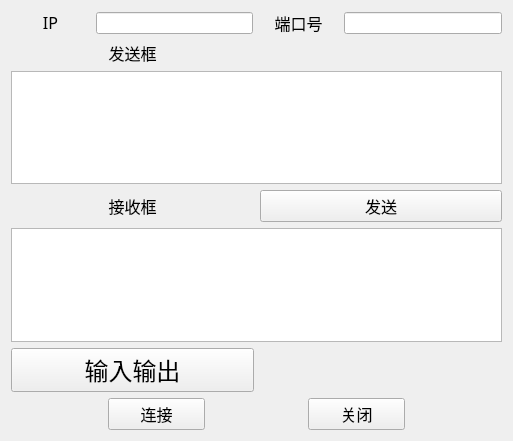
First picture: the form in widget.ui, repository duanyifei777/TCPClint, before the edit.
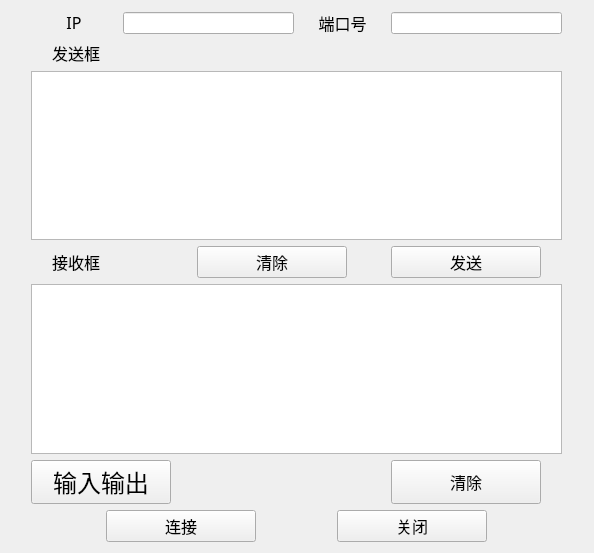
Second picture: the form after the edit.

Diff of the .ui file:
```diff
--- a/widget.ui
+++ b/widget.ui
@@ -6,15 +6,15 @@
    <rect>
     <x>0</x>
     <y>0</y>
-    <width>503</width>
-    <height>441</height>
+    <width>594</width>
+    <height>553</height>
    </rect>
   </property>
   <property name="windowTitle">
    <string>Widget</string>
   </property>
   <layout class="QGridLayout" name="gridLayout">
-   <item row="0" column="0" colspan="2">
+   <item row="0" column="0" colspan="3">
     <layout class="QHBoxLayout" name="horizontalLayout_2" stretch="1,2,1,2">
      <item>
       <widget class="QLabel" name="label">
@@ -50,24 +50,20 @@
      </item>
     </layout>
    </item>
-   <item row="1" column="0">
-    <widget class="QLabel" name="label_3">
-     <property name="font">
-      <font>
-       <family>微软雅黑</family>
-       <pointsize>12</pointsize>
-      </font>
+   <item row="5" column="2">
+    <widget class="QPushButton" name="clearrecButton">
+     <property name="minimumSize">
+      <size>
+       <width>150</width>
+       <height>0</height>
+      </size>
      </property>
-     <property name="text">
-      <string>&lt;html&gt;&lt;head/&gt;&lt;body&gt;&lt;p align=&quot;center&quot;&gt;发送框&lt;/p&gt;&lt;/body&gt;&lt;/html&gt;</string>
+     <property name="maximumSize">
+      <size>
+       <width>150</width>
+       <height>150</height>
+      </size>
      </property>
-    </widget>
-   </item>
-   <item row="2" column="0" colspan="2">
-    <widget class="QPlainTextEdit" name="sendTextEdit"/>
-   </item>
-   <item row="3" column="0">
-    <widget class="QLabel" name="label_4">
      <property name="font">
       <font>
        <family>微软雅黑</family>
@@ -75,12 +71,24 @@
       </font>
      </property>
      <property name="text">
-      <string>&lt;html&gt;&lt;head/&gt;&lt;body&gt;&lt;p align=&quot;center&quot;&gt;接收框&lt;/p&gt;&lt;/body&gt;&lt;/html&gt;</string>
+      <string>清除</string>
      </property>
     </widget>
    </item>
-   <item row="3" column="1">
+   <item row="3" column="2">
     <widget class="QPushButton" name="sendButton">
+     <property name="minimumSize">
+      <size>
+       <width>150</width>
+       <height>0</height>
+      </size>
+     </property>
+     <property name="maximumSize">
+      <size>
+       <width>150</width>
+       <height>150</height>
+      </size>
+     </property>
      <property name="font">
       <font>
        <family>微软雅黑</family>
@@ -92,31 +100,8 @@
      </property>
     </widget>
    </item>
-   <item row="4" column="0" colspan="2">
-    <widget class="QPlainTextEdit" name="receiveTextEdit">
-     <property name="minimumSize">
-      <size>
-       <width>491</width>
-       <height>0</height>
-      </size>
-     </property>
-    </widget>
-   </item>
-   <item row="5" column="0">
-    <widget class="QPushButton" name="IOButton">
-     <property name="font">
-      <font>
-       <family>微软雅黑</family>
-       <pointsize>18</pointsize>
-      </font>
-     </property>
-     <property name="text">
-      <string>输入输出</string>
-     </property>
-    </widget>
-   </item>
-   <item row="6" column="0" colspan="2">
-    <layout class="QHBoxLayout" name="horizontalLayout" stretch="1,1,1,1,1">
+   <item row="6" column="0" colspan="3">
+    <layout class="QHBoxLayout" name="horizontalLayout" stretch="1,2,1,2,1">
      <item>
       <spacer name="horizontalSpacer_3">
        <property name="orientation">
@@ -132,6 +117,12 @@
      </item>
      <item>
       <widget class="QPushButton" name="connectButton">
+       <property name="maximumSize">
+        <size>
+         <width>150</width>
+         <height>150</height>
+        </size>
+       </property>
        <property name="font">
         <font>
          <family>微软雅黑</family>
@@ -158,6 +149,12 @@
      </item>
      <item>
       <widget class="QPushButton" name="closeButton">
+       <property name="maximumSize">
+        <size>
+         <width>150</width>
+         <height>16777215</height>
+        </size>
+       </property>
        <property name="font">
         <font>
          <family>微软雅黑</family>
@@ -184,6 +181,113 @@
      </item>
     </layout>
    </item>
+   <item row="5" column="0">
+    <widget class="QPushButton" name="IOButton">
+     <property name="maximumSize">
+      <size>
+       <width>200</width>
+       <height>16777215</height>
+      </size>
+     </property>
+     <property name="font">
+      <font>
+       <family>微软雅黑</family>
+       <pointsize>18</pointsize>
+      </font>
+     </property>
+     <property name="text">
+      <string>输入输出</string>
+     </property>
+    </widget>
+   </item>
+   <item row="1" column="0">
+    <widget class="QLabel" name="label_3">
+     <property name="minimumSize">
+      <size>
+       <width>90</width>
+       <height>0</height>
+      </size>
+     </property>
+     <property name="maximumSize">
+      <size>
+       <width>90</width>
+       <height>90</height>
+      </size>
+     </property>
+     <property name="font">
+      <font>
+       <family>微软雅黑</family>
+       <pointsize>12</pointsize>
+      </font>
+     </property>
+     <property name="text">
+      <string>&lt;html&gt;&lt;head/&gt;&lt;body&gt;&lt;p align=&quot;center&quot;&gt;发送框&lt;/p&gt;&lt;/body&gt;&lt;/html&gt;</string>
+     </property>
+    </widget>
+   </item>
+   <item row="3" column="0">
+    <widget class="QLabel" name="label_4">
+     <property name="minimumSize">
+      <size>
+       <width>90</width>
+       <height>0</height>
+      </size>
+     </property>
+     <property name="maximumSize">
+      <size>
+       <width>90</width>
+       <height>90</height>
+      </size>
+     </property>
+     <property name="font">
+      <font>
+       <family>微软雅黑</family>
+       <pointsize>12</pointsize>
+      </font>
+     </property>
+     <property name="text">
+      <string>&lt;html&gt;&lt;head/&gt;&lt;body&gt;&lt;p align=&quot;center&quot;&gt;接收框&lt;/p&gt;&lt;/body&gt;&lt;/html&gt;</string>
+     </property>
+    </widget>
+   </item>
+   <item row="4" column="0" colspan="3">
+    <widget class="QPlainTextEdit" name="receiveTextEdit">
+     <property name="minimumSize">
+      <size>
+       <width>491</width>
+       <height>0</height>
+      </size>
+     </property>
+    </widget>
+   </item>
+   <item row="3" column="1">
+    <widget class="QPushButton" name="clearsendButton">
+     <property name="minimumSize">
+      <size>
+       <width>150</width>
+       <height>0</height>
+      </size>
+     </property>
+     <property name="maximumSize">
+      <size>
+       <width>150</width>
+       <height>150</height>
+      </size>
+     </property>
+     <property name="font">
+      <font>
+       <family>微软雅黑</family>
+       <pointsize>12</pointsize>
+      </font>
+     </property>
+     <property name="text">
+      <string>清除</string>
+     </property>
+    </widget>
+   </item>
+   <item row="2" column="0" colspan="3">
+    <widget class="QPlainTextEdit" name="sendTextEdit"/>
+   </item>
   </layout>
  </widget>
  <resources/>
```
